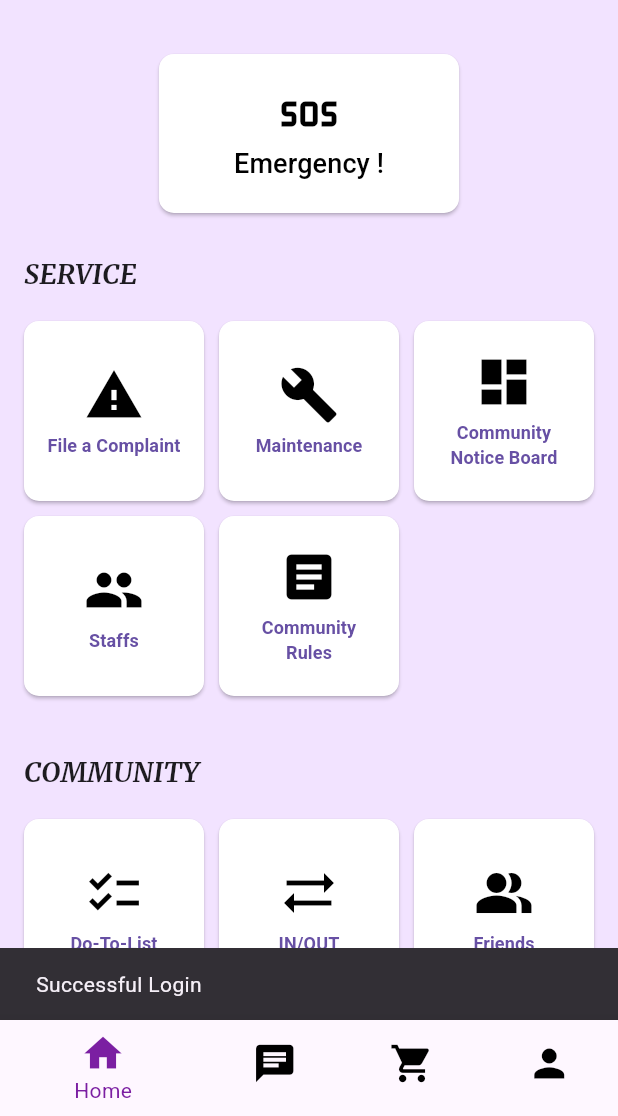
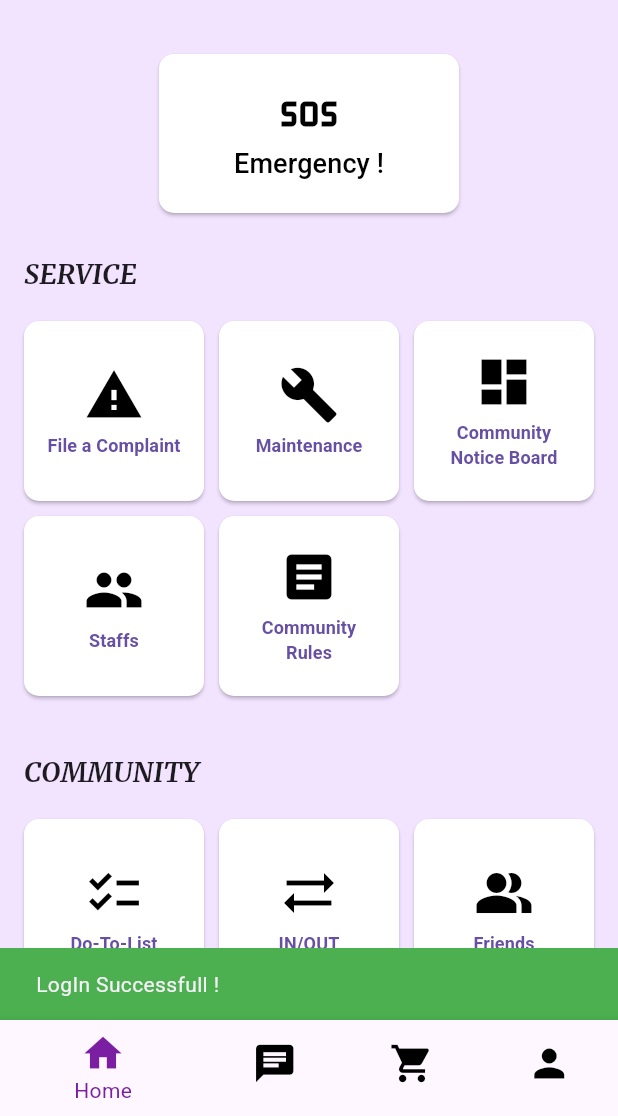
Before and after one commit to Yash29739/SafeHood, a Flutter app: the screen it shows after launch, after a tap on "Login", on a phone screen of 412 x 824 dp, the part 120-1236 px from its top. Run offline on Flutter 3.47's test engine with Material 3 defaults, Android fonts, the light colour scheme and no system bars; our stand-ins replace animated_splash_screen, cloud_firestore, firebase_core, page_transition; accounts and stored records are empty.

Commit message:
Bug-fixes : Login logic correction

```diff
--- a/lib/login_signup/login_screen.dart
+++ b/lib/login_signup/login_screen.dart
@@ -1,14 +1,38 @@
 import 'package:flutter/material.dart';
 import 'package:safehome/login_signup/forgotPassword.dart';
-import 'package:safehome/mainScreens/LandingScreen.dart';
 import 'signup_screen.dart';
 import '../services/firestore_service.dart';
 
 class LoginScreen extends StatelessWidget {
   LoginScreen({super.key});
-
+  final FirestoreService _firestoreService = FirestoreService();
   final TextEditingController passwordController = TextEditingController();
   final TextEditingController emailController = TextEditingController();
+
+  void _showError(String message, BuildContext context) {
+    ScaffoldMessenger.of(context).showSnackBar(
+      SnackBar(content: Text(message), backgroundColor: Colors.red),
+    );
+  }
+
+  void _showSuccess(String message, BuildContext context) {
+    ScaffoldMessenger.of(context).showSnackBar(
+      SnackBar(content: Text(message), backgroundColor: Colors.green),
+    );
+  }
+
+  void handleLogin(BuildContext context) async {
+    bool success = await _firestoreService.login(
+      emailController.text,
+      passwordController.text,
+      context,
+    );
+
+    if (success) {
+      Navigator.pushNamed(context, '/landingScreen');
+      _showSuccess("LogIn Successfull !", context);
+    }
+  }
 
   @override
   Widget build(BuildContext context) {
@@ -94,28 +118,7 @@ class LoginScreen extends StatelessWidget {
                       vertical: 12,
                     ),
                   ),
-                  onPressed: () async {
-                    FirestoreService inst = new FirestoreService();
-                    bool isLoggedIn = await inst.login(
-                      emailController.text,
-                      passwordController.text,
-                      context,
-                    );
-
-                    if (isLoggedIn) {
-                      Navigator.push(
-                        context,
-                        MaterialPageRoute(
-                          builder: (context) => LandingScreen(),
-                        ),
-                      );
-                    } else {
-                      const errorSnackBar = SnackBar(
-                        content: Text("Error during Login"),
-                      );
-                      ScaffoldMessenger.of(context).showSnackBar(errorSnackBar);
-                    }
-                  },
+                  onPressed: () => handleLogin(context),
                   child: const Text(
                     'Login',
                     style: TextStyle(
--- a/lib/main.dart
+++ b/lib/main.dart
@@ -5,6 +5,7 @@ import 'package:flutter/material.dart';
 import 'package:safehome/firebase_options.dart';
 import 'package:safehome/login_signup/login_screen.dart';
 import 'package:safehome/login_signup/signup_screen.dart';
+import 'package:safehome/mainScreens/LandingScreen.dart';
 
 Future<void> main() async {
   WidgetsFlutterBinding.ensureInitialized();
@@ -23,6 +24,7 @@ class MyApp extends StatelessWidget {
       theme: ThemeData(primarySwatch: Colors.purple),
       home: SplashScreen(),
       routes: {
+        '/landingScreen': (context) => const LandingScreen(),
         '/signup': (context) => const SignupScreen(),
       },
     );
--- a/lib/services/firestore_service.dart
+++ b/lib/services/firestore_service.dart
@@ -3,6 +3,12 @@ import 'package:flutter/material.dart';
 
 class FirestoreService {
   final FirebaseFirestore _firestore = FirebaseFirestore.instance;
+
+  void _showError(String message, BuildContext context) {
+    ScaffoldMessenger.of(context).showSnackBar(
+      SnackBar(content: Text(message), backgroundColor: Colors.red),
+    );
+  }
 
   Future<bool> signUp(
     String username,
@@ -20,8 +26,7 @@ class FirestoreService {
     String description,
     String orgPlaceOfResidence,
     String password,
-    //removed unnecessary storing of confirm password
-
+    BuildContext context,
   ) async {
     try {
       var userSnapshot =
@@ -30,7 +35,7 @@ class FirestoreService {
               .where('email', isEqualTo: email)
               .get();
       if (userSnapshot.docs.isNotEmpty) {
-        debugPrint("User Already Exists");
+        _showError("User Already Exists", context);
         return false;
       }
 
@@ -60,42 +65,33 @@ class FirestoreService {
     }
   }
 
-  Future<bool> login(String email, String password, context) async {
+  Future<bool> login(
+    String email,
+    String password,
+    BuildContext context,
+  ) async {
     try {
-      _firestore
-      .collection('users')
-      .doc(email)
-      .get()
-      .then((DocumentSnapshot docSnapshot) {
+      _firestore.collection('users').doc(email).get().then((
+        DocumentSnapshot docSnapshot,
+      ) {
         if (docSnapshot.exists) {
-          /// implement login logic
-          // Logic -> [get the password from the firestore ; compare the entered password with the fetched password ;
-          //           If they match, allow the user into the homeScreen ; else, popup an error]
+          String fetchedPass = docSnapshot.get('password');
 
-          String fetchedPass = docSnapshot.get('password');
-          print("Fetched Password: $fetchedPass"); /// debug
           if (password == fetchedPass) {
-            /// redirect to homeScreen
-            const successSnackBar = SnackBar(content: Text("Successful Login"));
-            ScaffoldMessenger.of(context).showSnackBar(successSnackBar);
             return true;
-          }
-          else {
-            /// incorrect credentials
+          } else {
+            _showError("Incorrect Password", context);
             return false;
           }
-        }
-        else {
-          /// document not found -> redirect to sign-up page
-          Navigator.pushNamed(context, '/signup');
+        } else {
+          _showError("Email not Found!, Create a new Account", context);
           return false;
         }
       });
 
       return true;
-    }
-    catch(e) {
-      print("Error: $e");
+    } catch (e) {
+      debugPrint("Error: $e");
       return false;
     }
   }
```
Also changed, not shown: lib/login_signup/signup_screen.dart (+17 -15 lines).
